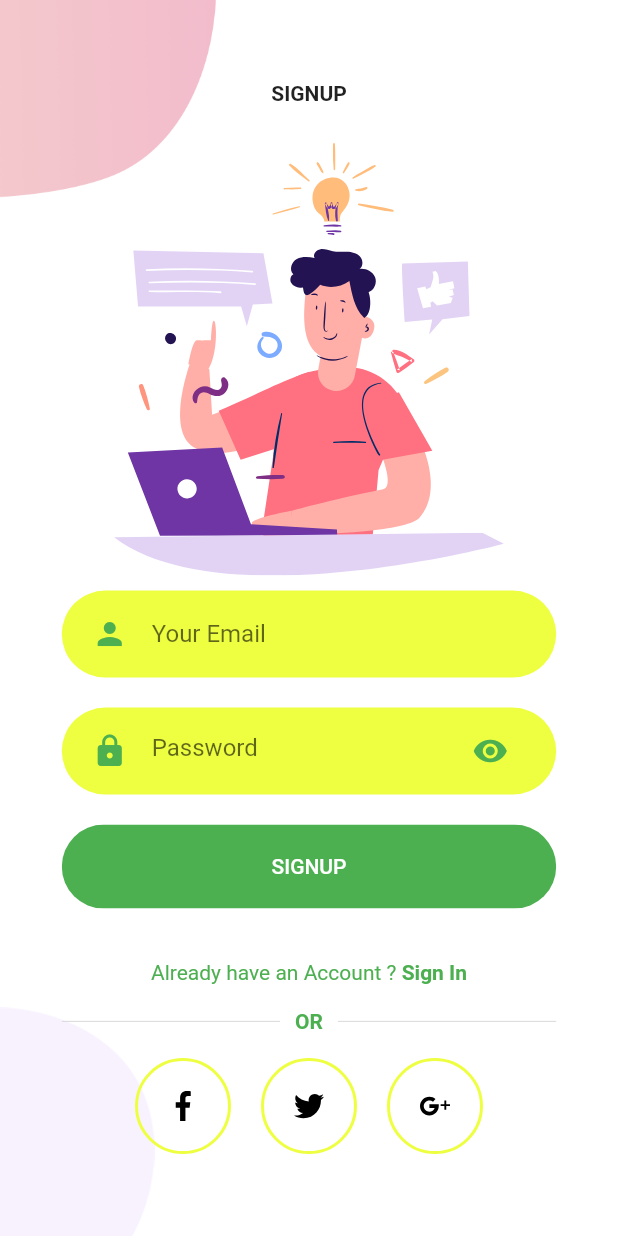
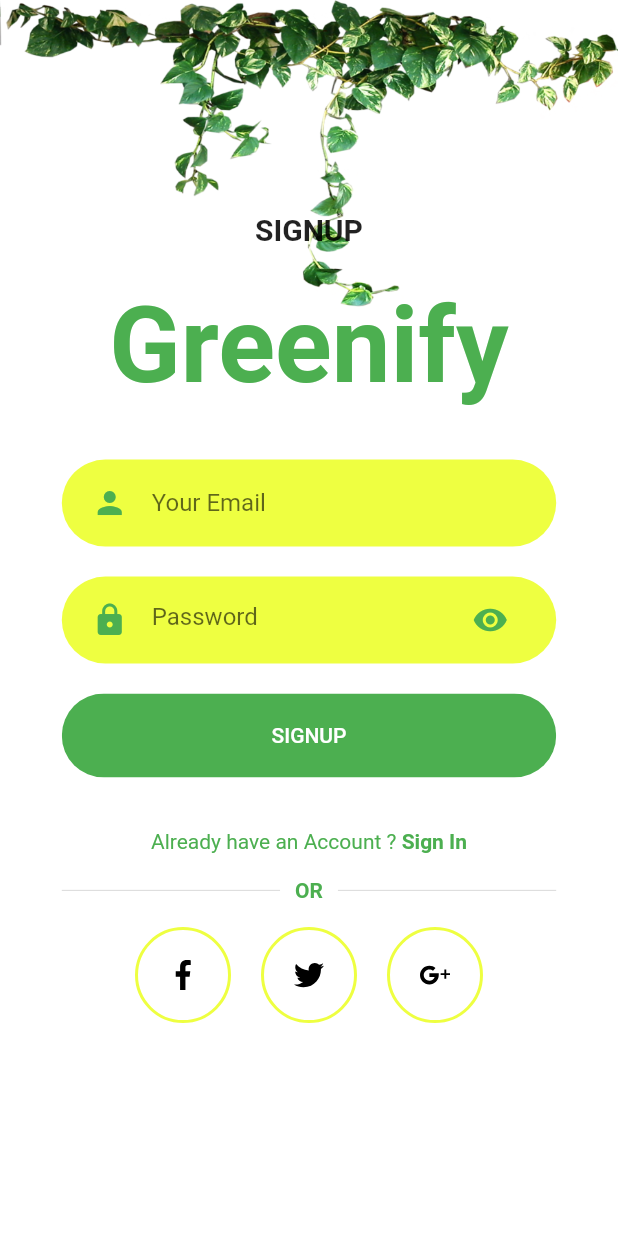
Before and after one commit to Habiba-Naeem/Greenify, a Flutter app: the SignUpScreen screen opened by its route, on a phone screen of 412 x 824 dp. Run offline on Flutter 3.47's test engine with Material 2 defaults, Android fonts, the phone set to English and light mode, and no system bars; our stand-ins replace flutter_spinkit, flutter_svg.

Commit message:
designed signup screen

```diff
--- a/lib/screens/signup/components/background.dart
+++ b/lib/screens/signup/components/background.dart
@@ -21,16 +21,8 @@ class Background extends StatelessWidget {
             top: 0,
             left: 0,
             child: Image.asset(
-              "assets/images/signup_top.png",
-              width: size.width * 0.35,
-            ),
-          ),
-          Positioned(
-            bottom: 0,
-            left: 0,
-            child: Image.asset(
-              "assets/images/main_bottom.png",
-              width: size.width * 0.25,
+              "assets/images/image_12.png",
+              width: size.width,
             ),
           ),
           child,
--- a/lib/screens/signup/components/body.dart
+++ b/lib/screens/signup/components/body.dart
@@ -7,7 +7,7 @@ import 'package:greenify/components/already_have_an_account_acheck.dart';
 import 'package:greenify/components/rounded_button.dart';
 import 'package:greenify/components/rounded_input_field.dart';
 import 'package:greenify/components/rounded_password_field.dart';
-import 'package:flutter_svg/svg.dart';
+import 'package:greenify/constants.dart';
 
 class Body extends StatelessWidget {
   @override
@@ -20,13 +20,17 @@ class Body extends StatelessWidget {
           children: <Widget>[
             Text(
               "SIGNUP",
-              style: TextStyle(fontWeight: FontWeight.bold),
+              style: TextStyle(fontWeight: FontWeight.bold, fontSize: 20),
             ),
             SizedBox(height: size.height * 0.03),
-            SvgPicture.asset(
-              "assets/icons/signup.svg",
-              height: size.height * 0.35,
+            Text(
+              "Greenify",
+              style: TextStyle(
+                  fontWeight: FontWeight.bold,
+                  fontSize: 70,
+                  color: kPrimaryColor),
             ),
+            SizedBox(height: size.height * 0.03),
             RoundedInputField(
               hintText: "Your Email",
               onChanged: (value) {},
```
